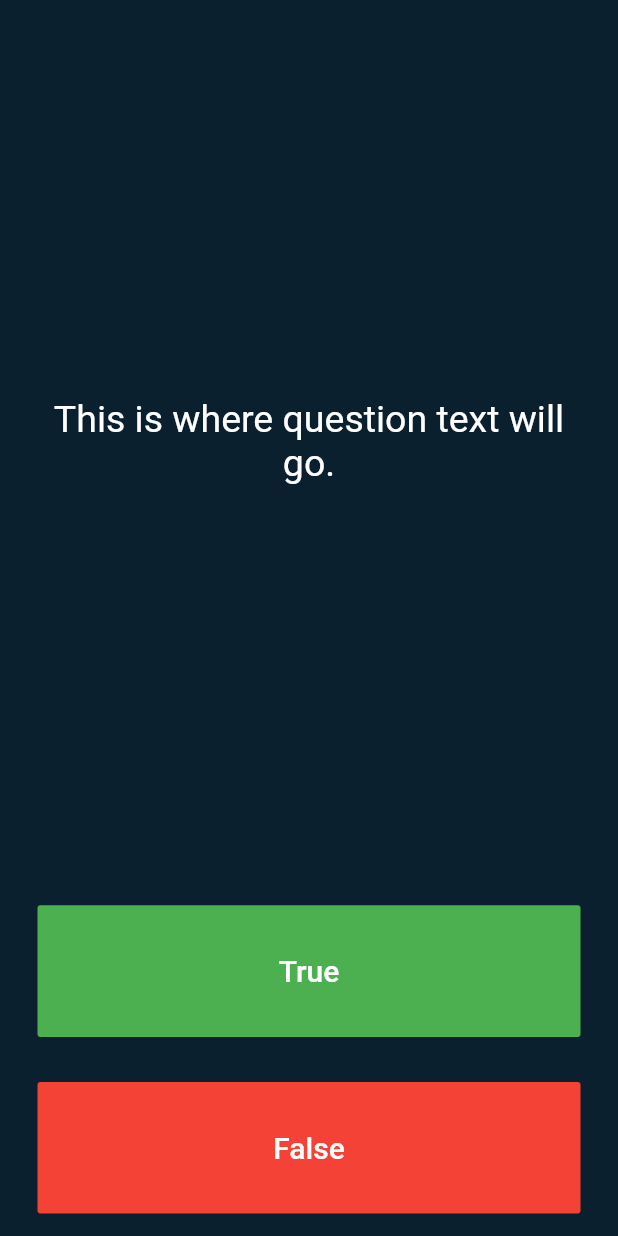
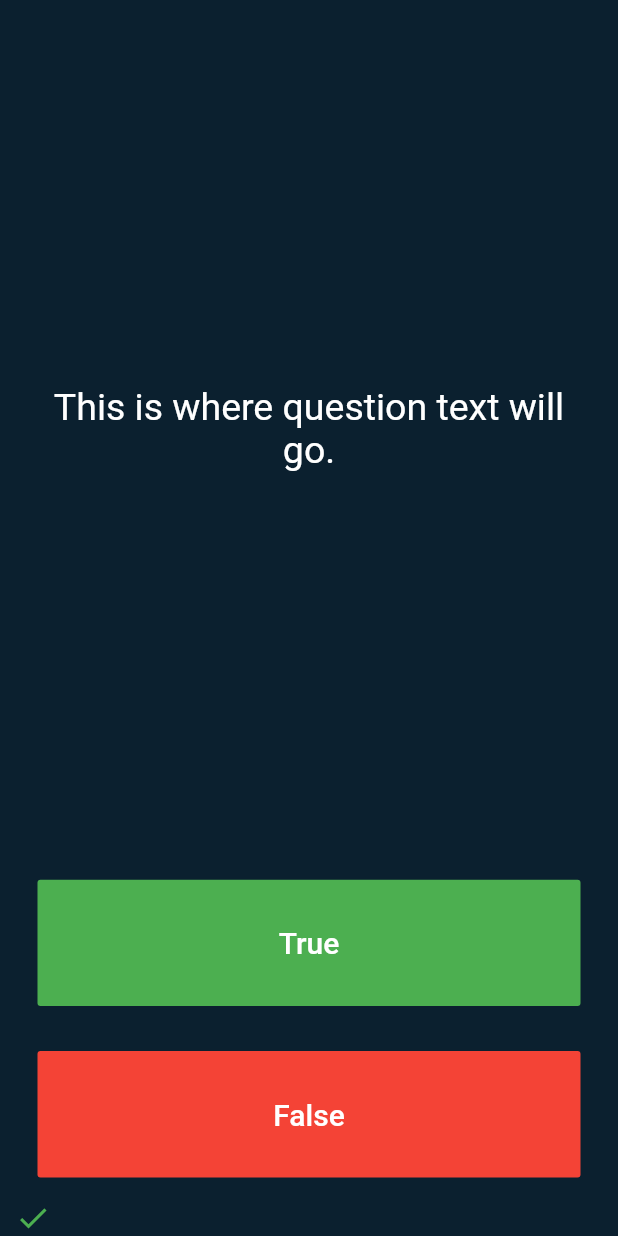
Before and after one commit to pial0007l/Quizzler, a Flutter app: the screen it shows after launch, after a tap on "True", on a phone screen of 412 x 824 dp. Run offline on Flutter 3.47's test engine with Material 2 defaults, Android fonts, the phone set to English and light mode, and no system bars.

Commit message:
button works

```diff
--- a/Quizzler/lib/main.dart
+++ b/Quizzler/lib/main.dart
@@ -28,6 +28,7 @@ class QuizPage extends StatefulWidget {
 }
 
 class _QuizPageState extends State<QuizPage> {
+  List<Icon> scoreKeeper = [];
   @override
   Widget build(BuildContext context) {
     return Column(
@@ -55,7 +56,16 @@ class _QuizPageState extends State<QuizPage> {
             padding: EdgeInsets.all(15.0),
             child: FlatButton(
               color: Colors.green,
-              onPressed: () {},
+              onPressed: () {
+                setState(() {
+                  scoreKeeper.add(
+                    Icon(
+                      Icons.check,
+                      color: Colors.green,
+                    ),
+                  );
+                });
+              },
               child: Text(
                 'True',
                 style: TextStyle(fontSize: 20.0, color: Colors.white),
@@ -68,7 +78,14 @@ class _QuizPageState extends State<QuizPage> {
             padding: EdgeInsets.all(15.0),
             child: FlatButton(
               color: Colors.red,
-              onPressed: () {},
+              onPressed: () {
+                setState(() {
+                  scoreKeeper.add(Icon(
+                    Icons.close,
+                    color: Colors.red,
+                  ));
+                });
+              },
               child: Text(
                 'False',
                 style: TextStyle(fontSize: 20.0, color: Colors.white),
@@ -76,7 +93,9 @@ class _QuizPageState extends State<QuizPage> {
             ),
           ),
         ),
-        //TODO: Add a row here to store score
+        Row(
+          children: scoreKeeper,
+        )
       ],
     );
   }
```
